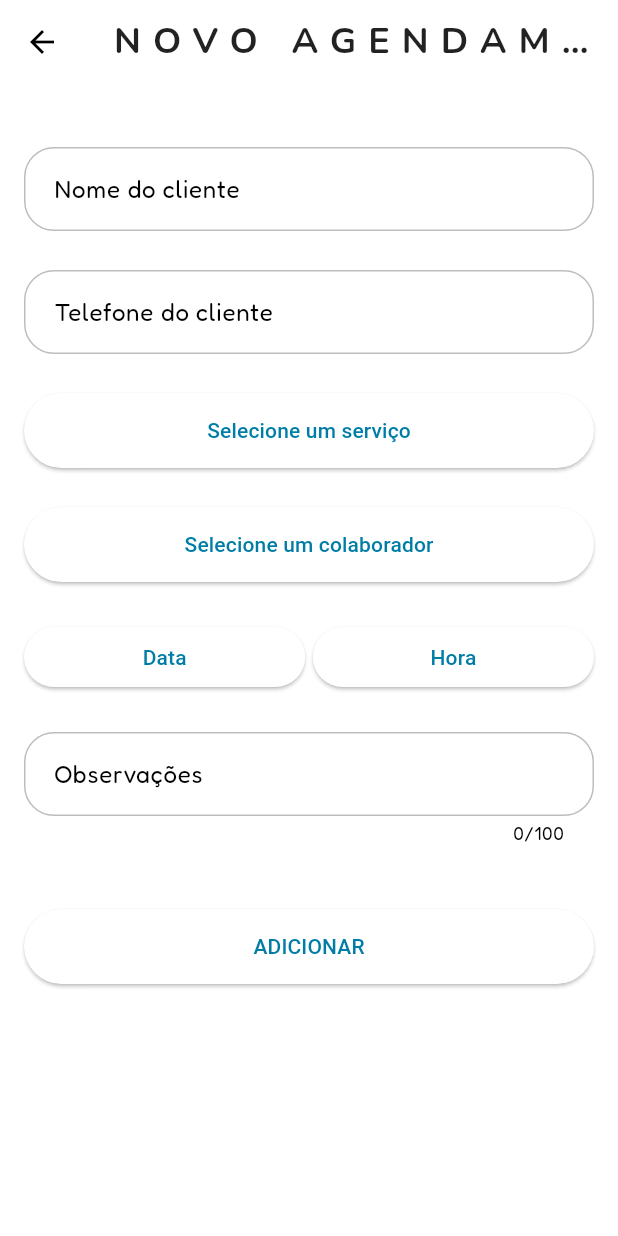
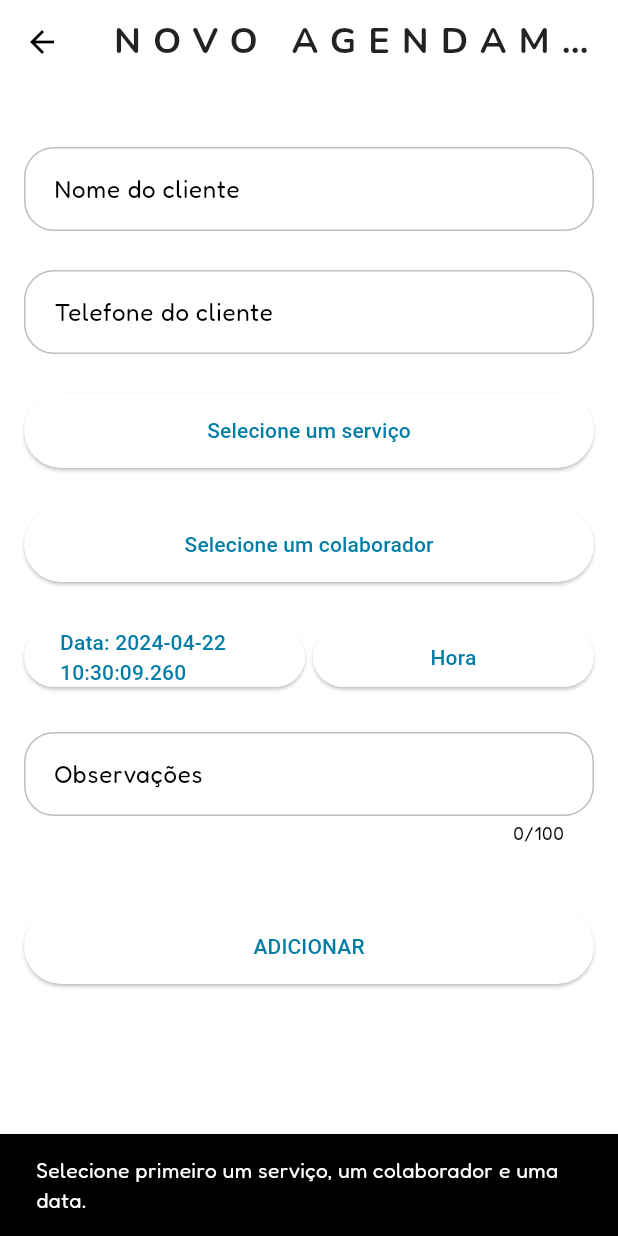
Before and after one commit to devgomes10/fullserva, a Flutter app: the AppointmentFormView screen opened directly, after a tap on "Hora", on a phone screen of 412 x 824 dp. Run offline on Flutter 3.47's test engine with Material 3 defaults, Android fonts, the phone set to English and light mode, and no system bars; our stand-ins replace cloud_firestore, firebase_auth, firebase_core, google_fonts, mask_text_input_formatter, shared_preferences and 1 more; missing offline and left inert: time_range_picker; accounts and stored records are empty; generated files the repository leaves out were written again.

Commit message:
adicionando lógica de horários disponíveis

```diff
--- a/lib/views/appointments/appointment_form_view.dart
+++ b/lib/views/appointments/appointment_form_view.dart
@@ -1,8 +1,9 @@
+import 'package:cloud_firestore/cloud_firestore.dart';
 import 'package:flutter/material.dart';
+import 'package:flutter/services.dart';
 import 'package:fullserva/controllers/appointment_controller.dart';
 import 'package:fullserva/domain/entities/appointment.dart';
 import 'package:fullserva/domain/entities/coworker.dart';
-import 'package:fullserva/views/components/modal_available_times.dart';
 import 'package:fullserva/views/components/modal_coworkers.dart';
 import 'package:fullserva/views/components/modal_offerings.dart';
 import 'package:mask_text_input_formatter/mask_text_input_formatter.dart';
@@ -10,7 +11,7 @@
 import '../../domain/entities/offering.dart';
 
 class AppointmentFormView extends StatefulWidget {
-  const AppointmentFormView({super.key});
+  const AppointmentFormView({Key? key}) : super(key: key);
 
   @override
   State<AppointmentFormView> createState() => _AppointmentFormViewState();
@@ -21,7 +22,7 @@
   final _formKey = GlobalKey<FormState>();
   final String _uniqueId = const Uuid().v4();
 
-  DateTime? _selectedDateTime;
+  DateTime _selectedDate = DateTime.now();
   final _clientNameController = TextEditingController();
   final _clientPhoneController = TextEditingController();
   final _observationsController = TextEditingController();
@@ -29,7 +30,7 @@
   Offering? _selectedOfferingId;
   Coworker? _selectedCoworkerId;
 
-  List<DateTime> datasIndisponiveis = [
+  List<DateTime> unavailableDates = [
     DateTime(2024, 3, 31),
     DateTime(2024, 4, 4),
     DateTime(2024, 4, 15),
@@ -50,12 +51,10 @@
               child: Column(
                 children: [
                   const SizedBox(height: 26),
-                  TextFormField(
+                  _buildTextFormField(
+                    label: 'Nome do cliente',
+                    controller: _clientNameController,
                     keyboardType: TextInputType.name,
-                    controller: _clientNameController,
-                    decoration: const InputDecoration(
-                      labelText: 'Nome do cliente',
-                    ),
                     validator: (value) {
                       if (value == null || value.isEmpty) {
                         return 'Por favor, insira o nome do cliente';
@@ -64,17 +63,15 @@
                     },
                   ),
                   const SizedBox(height: 26),
-                  TextFormField(
+                  _buildTextFormField(
+                    label: 'Telefone do cliente',
+                    controller: _clientPhoneController,
                     keyboardType: TextInputType.phone,
                     inputFormatters: [
                       MaskTextInputFormatter(
                         mask: '(##) #####-####',
-                      )
+                      ),
                     ],
-                    controller: _clientPhoneController,
-                    decoration: const InputDecoration(
-                      labelText: 'Telefone do cliente',
-                    ),
                     validator: (value) {
                       if (value == null || value.isEmpty) {
                         return 'Por favor, insira o telefone do cliente';
@@ -86,8 +83,95 @@
                     },
                   ),
                   const SizedBox(height: 26),
-                  ElevatedButton(
-                    onPressed: () async {
+                  _buildElevatedButton(
+                    label: _selectedOfferingId?.name ?? "Selecione um serviço",
+                    onPressed: () => _selectOffering(),
+                  ),
+                  const SizedBox(height: 26),
+                  _buildElevatedButton(
+                    label: _selectedCoworkerId?.name ?? "Selecione um colaborador",
+                    onPressed: () => _selectCoworker(),
+                  ),
+                  const SizedBox(height: 26),
+                  _buildDateAndTimeButtons(),
+                  const SizedBox(height: 26),
+                  _buildTextFormField(
+                    label: 'Observações',
+                    controller: _observationsController,
+                    keyboardType: TextInputType.multiline,
+                    maxLength: 100,
+                  ),
+                  const SizedBox(height: 42),
+                  _buildElevatedButton(
+                    label: 'ADICIONAR',
+                    onPressed: () => _addAppointment(),
+                  ),
+                ],
+              ),
+            ),
+          ),
+        ),
+      ),
+    );
+  }
+
+  Widget _buildTextFormField({
+    required String label,
+    required TextEditingController controller,
+    required TextInputType keyboardType,
+    List<TextInputFormatter>? inputFormatters,
+    String? Function(String?)? validator,
+    int? maxLength,
+  }) {
+    return TextFormField(
+      controller: controller,
+      keyboardType: keyboardType,
+      inputFormatters: inputFormatters,
+      decoration: InputDecoration(
+        labelText: label,
+      ),
+      validator: validator,
+      maxLength: maxLength,
+    );
+  }
+
+  Widget _buildElevatedButton({
+    required String label,
+    required VoidCallback onPressed,
+  }) {
+    return ElevatedButton(
+      onPressed: onPressed,
+      style: ElevatedButton.styleFrom(
+        fixedSize: Size(MediaQuery.of(context).size.width, 50),
+      ),
+      child: Text(label),
+    );
+  }
+
+  Widget _buildDateAndTimeButtons() {
+    return Row(
+      mainAxisAlignment: MainAxisAlignment.spaceAround,
+      children: [
+        Expanded(
+          child: ElevatedButton(
+            onPressed: _selectDate,
+            child: Text(
+              "Data: ${_selectedDate != null ? _selectedDate.toString() : 'Selecione uma data'}",
+            ),
+          ),
+        ),
+        const SizedBox(width: 5),
+        Expanded(
+          child: ElevatedButton(
+            onPressed: _showAvailableTimesModal,
+            child: const Text("Hora"),
+          ),
+        ),
+      ],
+    );
+  }
+
+  void _selectOffering() async {
     final offering = await showModalBottomSheet(
       context: context,
       builder: (BuildContext context) => modalOfferings(
@@ -99,16 +183,9 @@
         _selectedOfferingId = offering as Offering;
       });
     }
-                    },
-                    style: ElevatedButton.styleFrom(
-                      fixedSize: Size(MediaQuery.of(context).size.width, 50),
-                    ),
-                    child: Text(
-                        _selectedOfferingId?.name ?? "Selecione um serviço"),
-                  ),
-                  const SizedBox(height: 26),
-                  ElevatedButton(
-                    onPressed: () async {
+  }
+
+  void _selectCoworker() async {
     final coworker = await showModalBottomSheet(
       context: context,
       builder: (BuildContext context) => modalCoworkers(
@@ -120,60 +197,170 @@
         _selectedCoworkerId = coworker as Coworker;
       });
     }
-                    },
-                    style: ElevatedButton.styleFrom(
-                      fixedSize: Size(MediaQuery.of(context).size.width, 50),
-                    ),
-                    child: Text(_selectedCoworkerId?.name ??
-                        "Selecione um colaborador"),
-                  ),
-                  const SizedBox(height: 26),
-                  Row(
-                    mainAxisAlignment: MainAxisAlignment.spaceAround,
-                    children: [
-                      Expanded(
-                        child: ElevatedButton(
-                          onPressed: () {
-                            showDatePicker(
+  }
+
+  Future<void> _selectDate() async {
+    final selectedDate = await showDatePicker(
       context: context,
-                              firstDate: DateTime.now()
-                                  .add(const Duration(days: -365)),
-                              lastDate: DateTime.now().add(
-                                const Duration(days: 365),
-                              ),
+      firstDate: DateTime.now().add(const Duration(days: -365)),
+      lastDate: DateTime.now().add(const Duration(days: 365)),
       selectableDayPredicate: (DateTime date) {
-                                return !datasIndisponiveis.contains(date);
+        return !unavailableDates.contains(date);
       },
     );
-                          },
-                          child: const Text("Data"),
+
+    if (selectedDate != null) {
+      setState(() {
+        _selectedDate = selectedDate;
+      });
+    }
+  }
+
+  Future<void> _showAvailableTimesModal() async {
+    if (!_isServiceSelected || !_isCoworkerSelected || !_isDateSelected) {
+      _showSnackbar("Selecione primeiro um serviço, um colaborador e uma data.");
+      return;
+    }
+
+    List<Appointment> appointments = await _getAppointmentsByCoworkerAndDate();
+
+    List<DateTime> busyTimes = _calculateBusyTimes(appointments);
+
+    List<TimeOfDay> availableTimes = await _getAvailableTimes(busyTimes);
+
+    _displayAvailableTimesModal(availableTimes);
+  }
+
+  Future<List<Appointment>> _getAppointmentsByCoworkerAndDate() async {
+    try {
+      QuerySnapshot querySnapshot = await FirebaseFirestore.instance
+          .collection("appointments")
+          .where("coworkerId", isEqualTo: _selectedCoworkerId!.id)
+          .where("dateTime", isGreaterThanOrEqualTo: Timestamp.fromDate(DateTime(_selectedDate.year, _selectedDate.month, _selectedDate.day, 0, 0, 0)))
+          .where("dateTime", isLessThanOrEqualTo: Timestamp.fromDate(DateTime(_selectedDate.year, _selectedDate.month, _selectedDate.day, 23, 59, 59)))
+          .get();
+
+      List<Appointment> appointments = querySnapshot.docs.map((doc) {
+        Map<String, dynamic> data = doc.data() as Map<String, dynamic>;
+        return Appointment(
+          id: data['id'],
+          clientName: data['clientName'],
+          coworkerId: data['coworkerId'],
+          clientPhone: data['clientPhone'],
+          offeringId: data['offeringId'],
+          dateTime: (data['dateTime'] as Timestamp).toDate(),
+          observations: data['observations'],
+        );
+      }).toList();
+
+      return appointments;
+    } catch (error) {
+      print("Erro ao buscar os agendamentos: $error");
+      throw error;
+    }
+  }
+
+  List<DateTime> _calculateBusyTimes(List<Appointment> appointments) {
+    List<DateTime> busyTimes = [];
+    for (var appointment in appointments) {
+      DateTime startTime = appointment.dateTime;
+      DateTime endTime = startTime.add(Duration(minutes: _selectedOfferingId!.duration));
+      busyTimes.add(startTime);
+      busyTimes.add(endTime);
+    }
+    return busyTimes;
+  }
+
+  Future<List<TimeOfDay>> _getAvailableTimes(List<DateTime> busyTimes) async {
+    final List<TimeOfDay> availableTimes = await _startTimeToEndTimeList(_selectedDate);
+    availableTimes.removeWhere((time) {
+      DateTime dateTime = DateTime(_selectedDate.year, _selectedDate.month, _selectedDate.day, time.hour, time.minute);
+      return busyTimes.any((busyTime) => dateTime.isAfter(busyTime) && dateTime.isBefore(busyTimes[busyTimes.indexOf(busyTime) + 1]));
+    });
+    return availableTimes;
+  }
+
+  Future<List<TimeOfDay>> _startTimeToEndTimeList(DateTime dateTime) async {
+    final int weekday = dateTime.weekday;
+    DocumentSnapshot<Map<String, dynamic>> snapshot = await FirebaseFirestore
+        .instance
+        .collection("opening_hours")
+        .doc("$weekday")
+        .get();
+
+    if (snapshot.exists) {
+      Map<String, dynamic> data = snapshot.data()!;
+      int startTime = data['startTime'];
+      int endTime = data['endTime'];
+
+      TimeOfDay startTimeOfDay = _convertMinutesToTimeOfDay(startTime);
+      TimeOfDay endTimeOfDay = _convertMinutesToTimeOfDay(endTime);
+
+      List<TimeOfDay> timeList = [];
+      TimeOfDay currentTime = startTimeOfDay;
+      while (currentTime != endTimeOfDay) {
+        timeList.add(currentTime);
+        int minutes = currentTime.hour * 60 + currentTime.minute + 15;
+        currentTime = _convertMinutesToTimeOfDay(minutes);
+      }
+      timeList.add(endTimeOfDay);
+      return timeList;
+    } else {
+      return [];
+    }
+  }
+
+  TimeOfDay _convertMinutesToTimeOfDay(int minutes) {
+    int hours = minutes ~/ 60;
+    int remainingMinutes = minutes % 60;
+
+    return TimeOfDay(hour: hours, minute: remainingMinutes);
+  }
+
+  void _displayAvailableTimesModal(List<TimeOfDay> availableTimes) {
+    showModalBottomSheet(
+      context: context,
+      builder: (BuildContext context) {
+        return SizedBox(
+          height: 300,
+          child: Column(
+            mainAxisAlignment: MainAxisAlignment.center,
+            children: [
+              const SizedBox(
+                height: 15,
+              ),
+              const Text(
+                'Selecione um horário disponível',
+                style: TextStyle(
+                  fontSize: 20,
+                  fontWeight: FontWeight.bold,
                 ),
               ),
-                      const SizedBox(
-                        width: 5,
-                      ),
+              const SizedBox(height: 15),
               Expanded(
-                        child: ElevatedButton(
-                          onPressed: () async {
-                            modalAvailableTimes(context: context);
+                child: ListView.builder(
+                  shrinkWrap: true,
+                  itemCount: availableTimes.length,
+                  itemBuilder: (context, index) {
+                    return TextButton(
+                      onPressed: () {
+                        _selectTime(availableTimes[index]);
                       },
-                          child: const Text("Hora"),
+                      child: Text("${availableTimes[index].hour}:${availableTimes[index].minute}"),
+                    );
+                  },
                 ),
               ),
             ],
           ),
-                  const SizedBox(height: 26),
-                  TextFormField(
-                    keyboardType: TextInputType.multiline,
-                    controller: _observationsController,
-                    decoration: const InputDecoration(
-                      labelText: 'Observações',
-                    ),
-                    maxLength: 100,
-                  ),
-                  const SizedBox(height: 42),
-                  ElevatedButton(
-                    onPressed: () async {
+        );
+      },
+    );
+  }
+
+  void _selectTime(TimeOfDay time) {}
+
+  void _addAppointment() async {
     if (_formKey.currentState!.validate()) {
       Appointment appointment = Appointment(
         id: _uniqueId,
@@ -181,25 +368,23 @@
         coworkerId: _selectedCoworkerId!.id,
         clientPhone: _clientPhoneController.text,
         offeringId: _selectedOfferingId!.id,
-                          dateTime: _selectedDateTime!,
+        dateTime: _selectedDate,
         observations: _observationsController.text,
       );
-                        await _appointmentController
-                            .addAppointment(appointment);
+      await _appointmentController.addAppointment(appointment);
       Navigator.pop(context, true);
     }
-                    },
-                    style: ElevatedButton.styleFrom(
-                      fixedSize: Size(MediaQuery.of(context).size.width, 50),
-                    ),
-                    child: const Text('ADICIONAR'),
-                  ),
-                ],
-              ),
-            ),
-          ),
-        ),
-      ),
-    );
   }
+
+  void _showSnackbar(String message) {
+    ScaffoldMessenger.of(context).showSnackBar(SnackBar(
+      content: Text(message),
+    ));
   }
+
+  bool get _isServiceSelected => _selectedOfferingId != null;
+
+  bool get _isCoworkerSelected => _selectedCoworkerId != null;
+
+  bool get _isDateSelected => _selectedDate != null;
+}
```
Also changed, not shown: lib/views/components/modal_available_times.dart (+46 -2 lines). Lines whose indentation alone changed are shown as unchanged.
